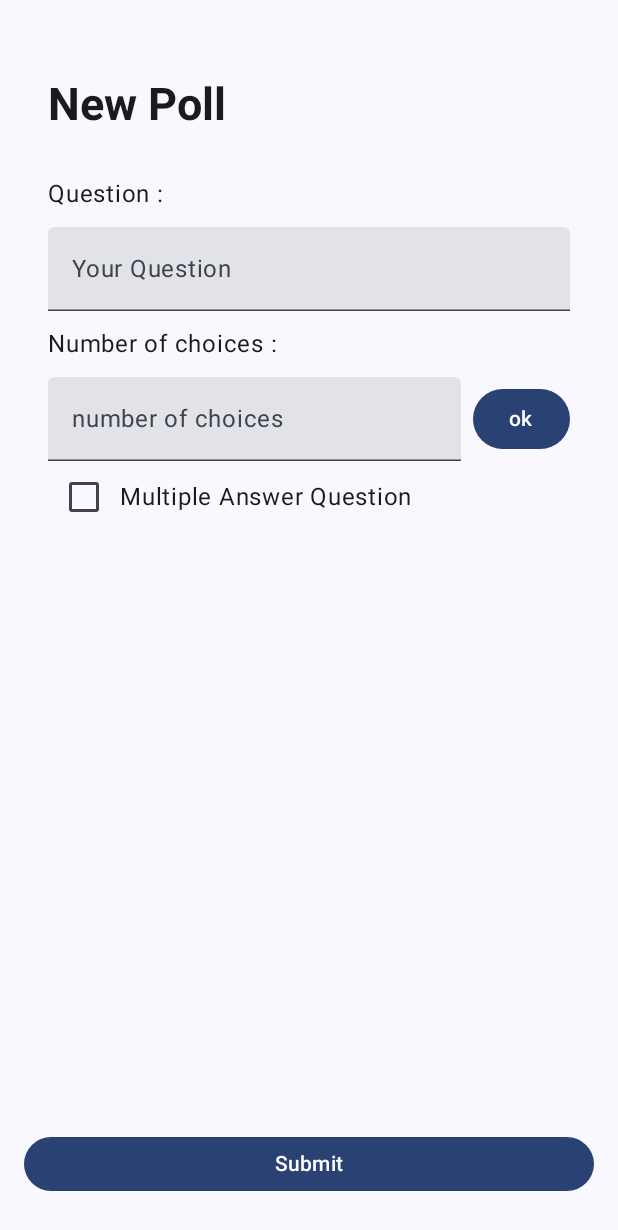
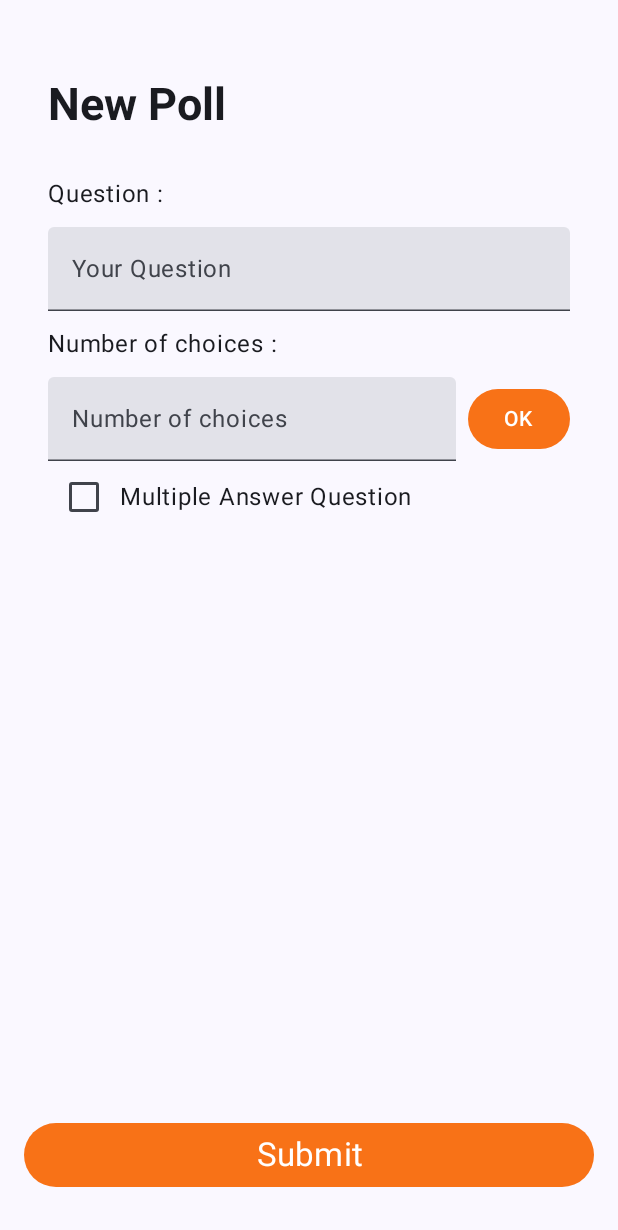
Before and after one commit to foivos-laz/Mobile_Computing_Project, an Android app built with Jetpack Compose: the PollCreationPage screen opened through its navigation route, on a phone screen of 412 x 824 dp. Shown: the top 1230 px of the screen. Run offline under Robolectric (Android 15) with nearby library versions, the phone set to English and light mode, and no system bars; our stand-ins replace Firebase (no records; nobody signed in at launch, a user with empty details on screens opened directly).

Commit message:
Eighteenth commit

```diff
--- a/app/src/main/java/com/example/mobilecomputingassignment/pages/PollCreationPage.kt
+++ b/app/src/main/java/com/example/mobilecomputingassignment/pages/PollCreationPage.kt
@@ -13,6 +13,7 @@ import androidx.compose.foundation.layout.width
 import androidx.compose.foundation.rememberScrollState
 import androidx.compose.foundation.verticalScroll
 import androidx.compose.material3.Button
+import androidx.compose.material3.ButtonDefaults
 import androidx.compose.material3.Checkbox
 import androidx.compose.runtime.Composable
 import androidx.compose.material3.Text
@@ -23,18 +24,25 @@ import androidx.compose.ui.Modifier
 import androidx.compose.runtime.mutableStateOf
 import androidx.compose.ui.Alignment
 import androidx.compose.ui.graphics.Color
+import androidx.compose.ui.platform.LocalContext
+import androidx.compose.ui.res.stringResource
 import androidx.compose.ui.text.TextStyle
 import androidx.compose.ui.text.font.FontWeight
+import androidx.compose.ui.text.style.TextAlign
 import androidx.compose.ui.unit.dp
 import androidx.compose.ui.unit.sp
+import com.example.mobilecomputingassignment.AppUtil
 import com.google.firebase.firestore.FirebaseFirestore
 import com.example.mobilecomputingassignment.GlobalNavigation
 import com.example.mobilecomputingassignment.Routes
 import com.google.firebase.Firebase
 import com.google.firebase.firestore.firestore
+import com.example.mobilecomputingassignment.R
 
 @Composable
 fun PollCreationPage(modifier: Modifier = Modifier) {
+    var context = LocalContext.current
+
     Box(modifier = Modifier.fillMaxSize()) {
         val scrollState = rememberScrollState()
         val texte = remember { mutableStateListOf("") }
@@ -45,7 +53,7 @@ fun PollCreationPage(modifier: Modifier = Modifier) {
             .verticalScroll(scrollState)
             .padding(0.dp,0.dp, 0.dp, 60.dp)) {
             Text(
-                text = "New Poll",
+                text = stringResource(id = R.string.pollcreationpage_newpoll_text),
                 modifier = Modifier.fillMaxWidth().padding(0.dp, 20.dp),
                 style = TextStyle(
                     fontSize = 30.sp,
@@ -54,33 +62,33 @@ fun PollCreationPage(modifier: Modifier = Modifier) {
 
             )
             Text(
-                text = "Question :",
+                text = stringResource(id = R.string.pollcreationpage_question_text),
                 modifier = Modifier.padding(0.dp, 10.dp)
             )
             TextField(
                 value = texte[0],
                 onValueChange = { it: String -> texte[0] = it },
-                label = { Text("Your Question") },
+                label = { Text(stringResource(id = R.string.pollcreationpage_yourquestion_label)) },
                 modifier = Modifier.fillMaxWidth()
             )
             val chosenNumber = remember { mutableStateOf(2) }
             if (isNumberChoose.value) {
                 for (i in 0 until chosenNumber.value) {
                     Text(
-                        text = "Choice ${i + 1} :",
+                        text = stringResource(id = R.string.pollcreationpage_choice_text) +" "+"${i + 1}"+" :",//"Choice ${i + 1} :",
                         modifier = Modifier.padding(0.dp, 10.dp)
                     )
                     TextField(
                         value = texte[i + 1],
                         onValueChange = { it: String -> texte[i + 1] = it },
-                        label = { Text("Choice ${i + 1}") },
+                        label = {stringResource(id = R.string.pollcreationpage_choice_text) +" "+"${i + 1}"},//Text("Choice ${i + 1}") },
                         modifier = Modifier.fillMaxWidth()
                     )
                 }
             } else {
                 val showMessage = remember { mutableStateOf(false) }
                 Text(
-                    text = "Number of choices :",
+                    text = stringResource(id = R.string.pollcreationpage_numberofchoices_text),
                     modifier = Modifier.padding(0.dp, 10.dp)
                 )
                 Row {
@@ -92,7 +100,7 @@ fun PollCreationPage(modifier: Modifier = Modifier) {
                             val number = newValue.toIntOrNull()
                             showMessage.value = number == null || number < 2
                         },
-                        label = { Text("number of choices") },
+                        label = { Text(stringResource(id = R.string.pollcreationpage_numberofchoices)) },
                         modifier = Modifier.weight(1f)
                     )
                     Spacer(modifier = Modifier.width(8.dp))
@@ -107,16 +115,21 @@ fun PollCreationPage(modifier: Modifier = Modifier) {
                                 isNumberChoose.value = true
                             }
                         },
-                        modifier = Modifier.align(Alignment.CenterVertically)
+                        modifier = Modifier.align(Alignment.CenterVertically),
+                        colors = ButtonDefaults.buttonColors(
+                            containerColor = Color(0xFFF87217),
+                            contentColor = Color.White)
                     ) {
-                        Text("ok")
+                        Text(stringResource(id = R.string.pollcreationpage_ok_button))
                     }
                 }
                 if (showMessage.value) {
-                    Text(
+                    val toasterror1 = stringResource(id = R.string.pollcreationpage_multiplechoiceerror_toast)
+                    AppUtil.showToast(context, toasterror1)
+                    /*Text(
                         text = "Minimum number of choices = 2, please put 2 or more",
                         color = Color.Red
-                    )
+                    )*/
                 }
             }
             Row(modifier = Modifier.clickable { multipleChoice.value = !multipleChoice.value }) {
@@ -125,17 +138,19 @@ fun PollCreationPage(modifier: Modifier = Modifier) {
                     onCheckedChange = { newValue -> multipleChoice.value = newValue }
                 )
                 Text(
-                    text = "Multiple Answer Question",
+                    text = stringResource(id = R.string.pollcreationpage_multiplechoicecheckbox_text),//"Multiple Answer Question",
                     modifier = Modifier.align(Alignment.CenterVertically)
                 )
             }
         }
         if (errorMessage.value){
-            Text(text = "The question or some choices are not filled ",
+            val toasterror2 = stringResource(id = R.string.pollcreationpage_error2_toast)
+            AppUtil.showToast(context, toasterror2)
+            /*Text(text = "The question or some choices are not filled ",
                 color = Color.Red,
                 modifier = Modifier
                     .align(Alignment.BottomCenter)
-                    .padding(bottom = 75.dp))
+                    .padding(bottom = 75.dp))*/
         }
         Button(
             onClick = { if (texte.all { it.isNotBlank() } && isNumberChoose.value){
@@ -147,12 +162,16 @@ fun PollCreationPage(modifier: Modifier = Modifier) {
             }},
             modifier = Modifier
                 .fillMaxWidth()
-                .height(66.dp)
+                //.height(66.dp)
                 .align(Alignment.BottomCenter)
                 .padding(horizontal = 16.dp)
-                .padding(bottom = 30.dp)
+                .padding(bottom = 30.dp),
+            colors = ButtonDefaults.buttonColors(
+                containerColor = Color(0xFFF87217),
+                contentColor = Color.White)
         ) {
-            Text("Submit", color = Color.White)
+            Text(text = stringResource(id = R.string.commentpage_button1),fontSize = 22.sp,
+                fontWeight = FontWeight.Normal, textAlign = TextAlign.Center)
         }
     }
 }
--- a/app/src/main/res/values/strings.xml
+++ b/app/src/main/res/values/strings.xml
@@ -64,4 +64,16 @@
     <string name="eventdetailspage_alreadyvolunteer_toast">You are already registered to volunteer in this event</string>
     <string name="commentspage_disallowedword_toast">Your comment contains a disallowed word. Please try again.</string>
     <string name="commentsview_report_text">Report</string>
+    <string name="pollpage_createpoll_button">Create a poll</string>
+    <string name="pollpage_error_text">It is not a multiple answer question</string>
+    <string name="pollcreationpage_question_text">Question :</string>
+    <string name="pollcreationpage_yourquestion_label">Your Question</string>
+    <string name="pollcreationpage_newpoll_text">New Poll</string>
+    <string name="pollcreationpage_numberofchoices_text">Number of choices :</string>
+    <string name="pollcreationpage_multiplechoiceerror_toast">Minimum number of choices = 2, please put 2 or more</string>
+    <string name="pollcreationpage_multiplechoicecheckbox_text">Multiple Answer Question</string>
+    <string name="pollcreationpage_error2_toast">The question or some choices are not filled</string>
+    <string name="pollcreationpage_choice_text">Choice</string>
+    <string name="pollcreationpage_numberofchoices">Number of choices</string>
+    <string name="pollcreationpage_ok_button">OK</string>
 </resources>
```
Also changed, not shown: app/src/main/java/com/example/mobilecomputingassignment/components/PollView.kt (+23 -8 lines), 4 other files.
